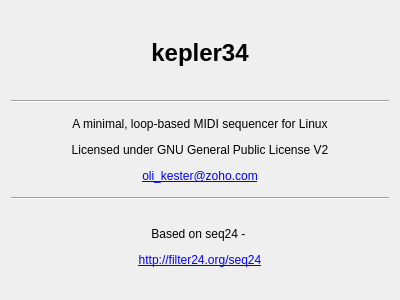
ahlstromcj/sequencer64, file seq_qt5/forms/qsabout.ui: the form before one commit.
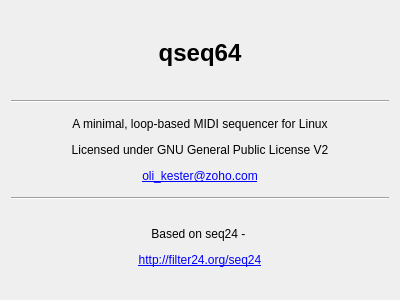
The form after the commit.

The edit to the form file:
```diff
--- a/seq_qt5/forms/qsabout.ui
+++ b/seq_qt5/forms/qsabout.ui
@@ -24,7 +24,7 @@
       </font>
      </property>
      <property name="text">
-      <string>kepler34</string>
+      <string>qseq64</string>
      </property>
      <property name="alignment">
       <set>Qt::AlignCenter</set>
```
